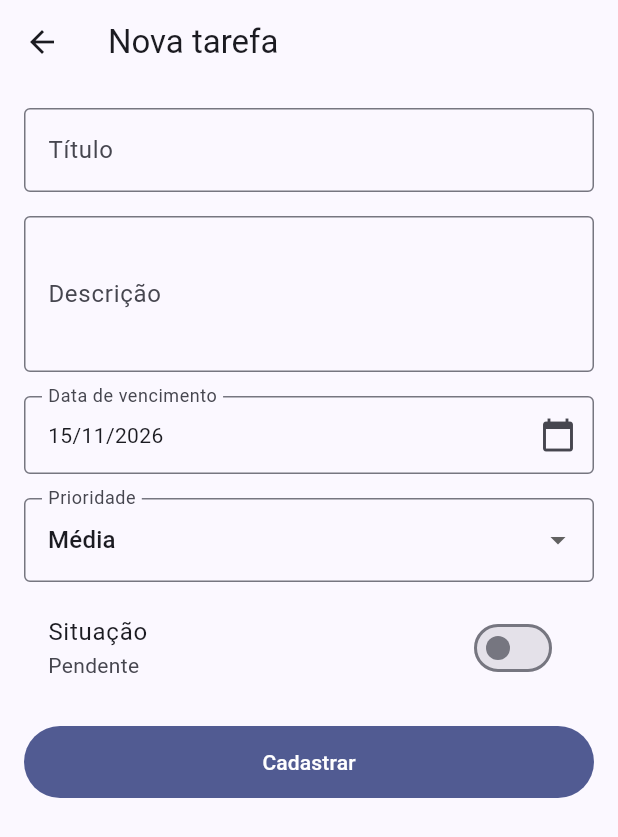
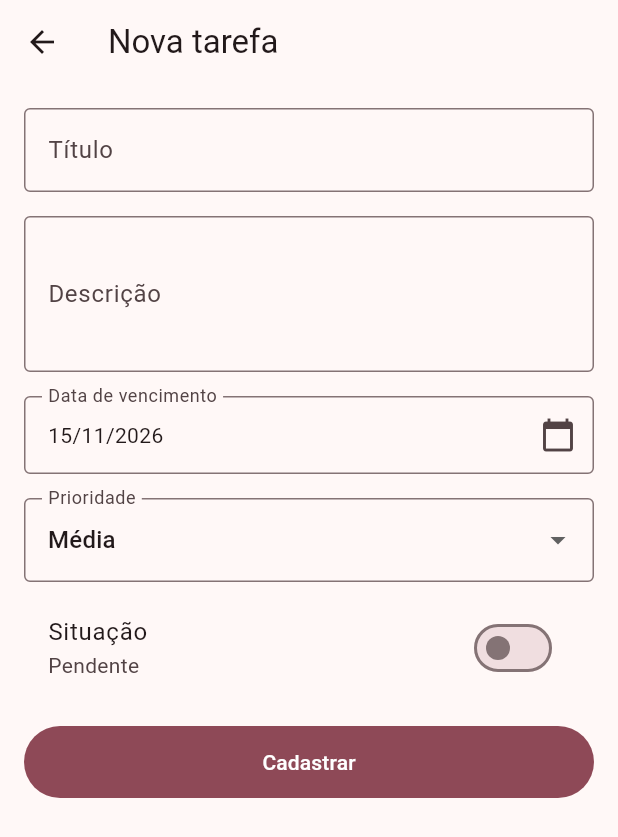
Before and after one commit to samarasonass/prova-flutter, a Flutter app: the TarefasScreen screen opened by its route, after a tap on the "add" icon, on a phone screen of 412 x 824 dp. Shown: the top 837 px of the screen. Run offline on Flutter 3.47's test engine with Material 3 defaults, Android fonts, the phone set to English and light mode, and no system bars; our stand-ins replace firebase_auth, firebase_core, firebase_database, shared_preferences; accounts and stored records are empty.

Commit message:
Mudar algumas coisa que deu erro

```diff
--- a/lib/themes/app_theme.dart
+++ b/lib/themes/app_theme.dart
@@ -1,20 +1,25 @@
 import 'package:flutter/material.dart';
 
-/// Notifier global: alterar o valor reconstrói o MaterialApp inteiro.
+
 final ValueNotifier<ThemeMode> themeNotifier = ValueNotifier(ThemeMode.light);
+
+
+const Color corApp = Colors.pink;
 
 class AppTheme {
   static final ThemeData lightTheme = ThemeData(
     useMaterial3: true,
-    colorScheme: ColorScheme.fromSeed(seedColor: Colors.indigo),
-    inputDecorationTheme: const InputDecorationTheme(border: OutlineInputBorder()),
+    colorScheme: ColorScheme.fromSeed(seedColor: corApp),
+    inputDecorationTheme:
+        const InputDecorationTheme(border: OutlineInputBorder()),
   );
 
   static final ThemeData darkTheme = ThemeData(
     useMaterial3: true,
-    colorScheme: ColorScheme.fromSeed(
-        seedColor: Colors.indigo, brightness: Brightness.dark),
-    inputDecorationTheme: const InputDecorationTheme(border: OutlineInputBorder()),
+    colorScheme:
+        ColorScheme.fromSeed(seedColor: corApp, brightness: Brightness.dark),
+    inputDecorationTheme:
+        const InputDecorationTheme(border: OutlineInputBorder()),
   );
 
   static Color corPrioridade(String p) {
```
Also changed, not shown: lib/widgets/drawer_menu.dart (+22 -5 lines).
